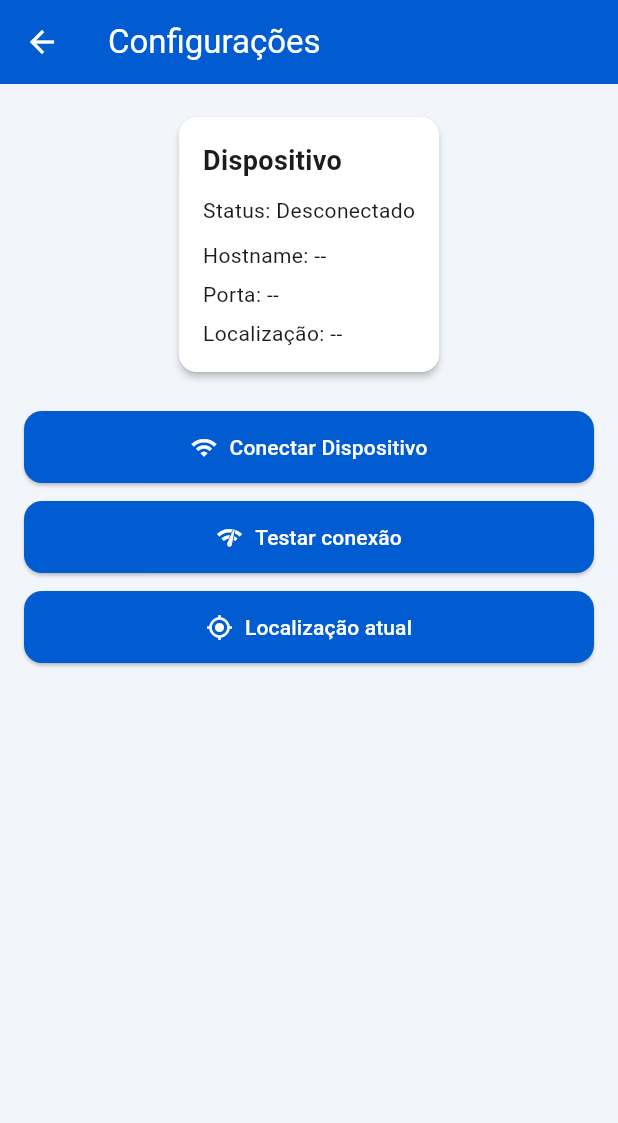
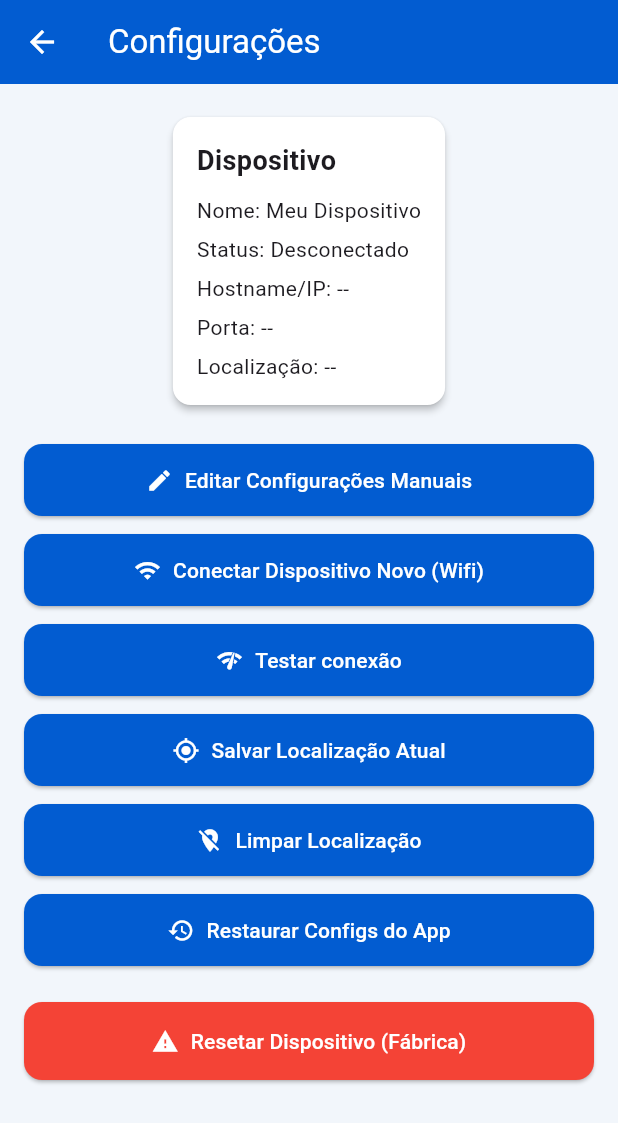
Before and after one commit to arthurlunkes/mobile-home-assist, a Flutter app: the screen it shows after launch, after a tap on the "settings" icon, on a phone screen of 412 x 824 dp. Shown: the top 1123 px of the screen. Run offline on Flutter 3.47's test engine with Material 3 defaults, Android fonts, the phone set to English and light mode, and no system bars; our stand-ins replace geolocator, google_maps_flutter, permission_handler, sqflite; missing offline and left inert: maps_launcher, wifi_scan; accounts and stored records are empty.

Commit message:
feat: add status na home page, limpar configs e outros botoes

```diff
--- a/lib/controllers/home_controller.dart
+++ b/lib/controllers/home_controller.dart
@@ -62,11 +62,13 @@ class HomeController extends ChangeNotifier {
 
     final baseUrl = 'http://${_deviceConfig.hostname}:${_deviceConfig.port}';
     bool mudou = false;
+    bool respondendo = false;
 
     // Busca Temperatura
     try {
       final response = await http.get(Uri.parse('$baseUrl/temperature')).timeout(const Duration(seconds: 3));
       if (response.statusCode == 200) {
+        respondendo = true;
         final data = jsonDecode(response.body);
         if (data is Map && data.containsKey('temperature')) {
           final temp = (data['temperature'] as num).toDouble();
@@ -82,6 +84,7 @@ class HomeController extends ChangeNotifier {
     try {
       final response = await http.get(Uri.parse('$baseUrl/humidity')).timeout(const Duration(seconds: 3));
       if (response.statusCode == 200) {
+        respondendo = true;
         final data = jsonDecode(response.body);
         if (data is Map && data.containsKey('humidity')) {
           _state.humidity = (data['humidity'] as num).toDouble();
@@ -94,6 +97,7 @@ class HomeController extends ChangeNotifier {
     try {
       final response = await http.get(Uri.parse('$baseUrl/luminosity')).timeout(const Duration(seconds: 3));
       if (response.statusCode == 200) {
+        respondendo = true;
         final data = jsonDecode(response.body);
         if (data is Map && data.containsKey('luminosity')) {
           _state.luminosity = (data['luminosity'] as num).toDouble();
@@ -102,11 +106,27 @@ class HomeController extends ChangeNotifier {
       }
     } catch (_) {}
 
+    if (_deviceConfig.connected != respondendo) {
+      _deviceConfig.connected = respondendo;
+      await _deviceConfigDao.salvar(_deviceConfig);
+      mudou = true;
+    }
+
     if (mudou) {
       // Salva estado para persistência local
       await _dao.salvar(_state);
       notifyListeners();
     }
+  }
+
+  Future<void> forceRefresh() async {
+    _carregando = true;
+    notifyListeners();
+
+    await _buscarSensores();
+
+    _carregando = false;
+    notifyListeners();
   }
 
   String formatarValor(double? value, String unidade) {
--- a/lib/dao/device_config_dao.dart
+++ b/lib/dao/device_config_dao.dart
@@ -13,6 +13,7 @@ class DeviceConfigDao {
         DeviceConfig.fieldId,
         DeviceConfig.fieldHostname,
         DeviceConfig.fieldPort,
+        DeviceConfig.fieldName,
         DeviceConfig.fieldMacAddress,
         DeviceConfig.fieldConnected,
         DeviceConfig.fieldLatitude,
--- a/lib/database/database_provider.dart
+++ b/lib/database/database_provider.dart
@@ -6,7 +6,7 @@ import '../model/home_state.dart';
 
 class DatabaseProvider {
   static const _dbName = 'home_assist.db';
-  static const _dbVersion = 5;
+  static const _dbVersion = 6;
 
   DatabaseProvider._init();
 
@@ -37,6 +37,7 @@ class DatabaseProvider {
         ${DeviceConfig.fieldId} INTEGER PRIMARY KEY,
         ${DeviceConfig.fieldHostname} TEXT NOT NULL,
         ${DeviceConfig.fieldPort} INTEGER NOT NULL,
+        ${DeviceConfig.fieldName} TEXT NOT NULL DEFAULT 'Meu Dispositivo',
         ${DeviceConfig.fieldMacAddress} TEXT,
         ${DeviceConfig.fieldConnected} INTEGER NOT NULL DEFAULT 0,
         ${DeviceConfig.fieldLatitude} REAL,
@@ -137,6 +138,13 @@ class DatabaseProvider {
 
       await db.execute('DROP TABLE device_config_old');
     }
+
+    if (oldVersion < 6) {
+      await db.execute('''
+        ALTER TABLE ${DeviceConfig.tableName}
+        ADD COLUMN ${DeviceConfig.fieldName} TEXT NOT NULL DEFAULT 'Meu Dispositivo';
+      ''');
+    }
   }
 
   Future<void> close() async {
--- a/lib/model/device_config.dart
+++ b/lib/model/device_config.dart
@@ -3,6 +3,7 @@ class DeviceConfig {
   static const fieldId = 'id';
   static const fieldHostname = 'hostname';
   static const fieldPort = 'port';
+  static const fieldName = 'name';
   static const fieldMacAddress = 'mac_address';
   static const fieldConnected = 'connected';
   static const fieldLatitude = 'latitude';
@@ -12,6 +13,7 @@ class DeviceConfig {
   int id;
   String hostname;
   int port;
+  String name;
   String? macAddress;
   bool connected;
   double? latitude;
@@ -22,6 +24,7 @@ class DeviceConfig {
     this.id = 1,
     required this.hostname,
     required this.port,
+    this.name = 'Meu Dispositivo',
     this.macAddress,
     this.connected = false,
     this.latitude,
@@ -38,6 +41,7 @@ class DeviceConfig {
       fieldId: id,
       fieldHostname: hostname,
       fieldPort: port,
+      fieldName: name,
       fieldMacAddress: macAddress,
       fieldConnected: connected ? 1 : 0,
       fieldLatitude: latitude,
@@ -51,6 +55,7 @@ class DeviceConfig {
       id: map[fieldId] is int ? map[fieldId] as int : 1,
       hostname: map[fieldHostname] is String ? map[fieldHostname] as String : '',
       port: map[fieldPort] is int ? map[fieldPort] as int : 0,
+      name: map[fieldName] is String ? map[fieldName] as String : 'Meu Dispositivo',
       macAddress: map[fieldMacAddress] as String?,
       connected: map[fieldConnected] == 1,
       latitude: _toDouble(map[fieldLatitude]),
--- a/lib/pages/config_page.dart
+++ b/lib/pages/config_page.dart
@@ -35,6 +35,42 @@ class _ConfigPageState extends State<ConfigPage> {
     if (mounted) {
       setState(() {});
     }
+  }
+
+  Future<void> _editarConfiguracoes() async {
+    final config = _controller.config;
+    final nameCtrl = TextEditingController(text: config.name);
+    final hostCtrl = TextEditingController(text: config.hostname);
+    final portCtrl = TextEditingController(text: config.port.toString());
+
+    await showDialog(
+      context: context,
+      builder: (context) => AlertDialog(
+        title: const Text('Editar Dispositivo'),
+        content: Column(
+          mainAxisSize: MainAxisSize.min,
+          children: [
+            TextField(controller: nameCtrl, decoration: const InputDecoration(labelText: 'Nome do Dispositivo')),
+            TextField(controller: hostCtrl, decoration: const InputDecoration(labelText: 'Hostname/IP')),
+            TextField(controller: portCtrl, decoration: const InputDecoration(labelText: 'Porta'), keyboardType: TextInputType.number),
+          ],
+        ),
+        actions: [
+          TextButton(onPressed: () => Navigator.of(context).pop(), child: const Text('Cancelar')),
+          ElevatedButton(
+            onPressed: () async {
+              await _controller.salvar(
+                name: nameCtrl.text,
+                hostname: hostCtrl.text,
+                port: int.tryParse(portCtrl.text) ?? 80,
+              );
+              if (context.mounted) Navigator.of(context).pop();
+            },
+            child: const Text('Salvar'),
+          ),
+        ],
+      ),
+    );
   }
 
   Future<void> connectDevice() async {
@@ -344,10 +380,12 @@ class _ConfigPageState extends State<ConfigPage> {
                       ),
                     ),
                     const SizedBox(height: 10),
+                    Text('Nome: ${config.name}'),
+                    const SizedBox(height: 6),
                     Text('Status: $status'),
-                    const SizedBox(height: 10),
+                    const SizedBox(height: 6),
                     Text(
-                      'Hostname: ${config.hostname.isEmpty ? '--' : config.hostname}',
+                      'Hostname/IP: ${config.hostname.isEmpty ? '--' : config.hostname}',
                     ),
                     const SizedBox(height: 6),
                     Text('Porta: ${config.port > 0 ? config.port : '--'}'),
@@ -365,7 +403,13 @@ class _ConfigPageState extends State<ConfigPage> {
             ),
             const SizedBox(height: 20),
             ActionButton(
-              label: 'Conectar Dispositivo',
+              label: 'Editar Configurações Manuais',
+              icon: Icons.edit,
+              onPressed: _editarConfiguracoes,
+            ),
+            const SizedBox(height: 12),
+            ActionButton(
+              label: 'Conectar Dispositivo Novo (Wifi)',
               icon: Icons.wifi,
               onPressed: connectDevice,
             ),
@@ -377,9 +421,48 @@ class _ConfigPageState extends State<ConfigPage> {
             ),
             const SizedBox(height: 12),
             ActionButton(
-              label: _controller.buscandoLocalizacao ? 'Buscando Localização...' : 'Localização atual',
+              label: _controller.buscandoLocalizacao ? 'Buscando Localização...' : 'Salvar Localização Atual',
               icon: Icons.my_location,
               onPressed: _controller.buscandoLocalizacao ? () {} : _atualizarLocalizacao,
+            ),
+            const SizedBox(height: 12),
+            ActionButton(
+              label: 'Limpar Localização',
+              icon: Icons.location_off,
+              onPressed: _controller.carregando ? () {} : () async {
+                 await _controller.limparLocalizacao();
+                 if (context.mounted) {
+                   ScaffoldMessenger.of(context).showSnackBar(const SnackBar(content: Text('Localização limpa do app.')));
+                 }
+              },
+            ),
+            const SizedBox(height: 12),
+            ActionButton(
+              label: 'Restaurar Configs do App',
+              icon: Icons.restore,
+              onPressed: _controller.carregando ? () {} : () async {
+                 await _controller.resetarConfiguracoesApp();
+                 if (context.mounted) {
+                   ScaffoldMessenger.of(context).showSnackBar(const SnackBar(content: Text('Configurações locais apagadas.')));
+                 }
+              },
+            ),
+            const SizedBox(height: 24),
+            ElevatedButton.icon(
+              onPressed: _controller.carregando ? null : () async {
+                 final ok = await _controller.resetarDispositivo();
+                 if (context.mounted) {
+                    ScaffoldMessenger.of(context).showSnackBar(SnackBar(content: Text(ok ? 'ESP32 resetado com sucesso!' : 'Erro ao resetar o ESP32.')));
+                 }
+              },
+              icon: const Icon(Icons.warning),
+              label: const Text('Resetar Dispositivo (Fábrica)'),
+              style: ElevatedButton.styleFrom(
+                backgroundColor: Colors.red,
+                foregroundColor: Colors.white,
+                padding: const EdgeInsets.symmetric(vertical: 16),
+                minimumSize: const Size(double.infinity, 50),
+              ),
             ),
             if (_controller.buscandoLocalizacao) ...[
               const SizedBox(height: 24),
--- a/lib/pages/home_page.dart
+++ b/lib/pages/home_page.dart
@@ -41,6 +41,7 @@ class _HomePageState extends State<HomePage> {
 
   Future<void> _refreshInfo() async {
     await _controller.carregar();
+    await _controller.forceRefresh();
   }
 
   @override
@@ -74,6 +75,24 @@ class _HomePageState extends State<HomePage> {
         child: Column(
           crossAxisAlignment: CrossAxisAlignment.stretch,
           children: [
+            Row(
+              children: [
+                Icon(
+                  _controller.deviceConfig.connected ? Icons.wifi : Icons.wifi_off,
+                  color: _controller.deviceConfig.connected ? Colors.green : Colors.red,
+                  size: 20,
+                ),
+                const SizedBox(width: 8),
+                Text(
+                  _controller.deviceConfig.connected ? 'Conectado ao dispositivo' : 'Dispositivo Desconectado',
+                  style: TextStyle(
+                    color: _controller.deviceConfig.connected ? Colors.green : Colors.red,
+                    fontWeight: FontWeight.bold,
+                  ),
+                ),
+              ],
+            ),
+            const SizedBox(height: 16),
             Row(
               children: [
                 Expanded(
```
Also changed, not shown: lib/controllers/config_controller.dart (+64 -1 lines).
